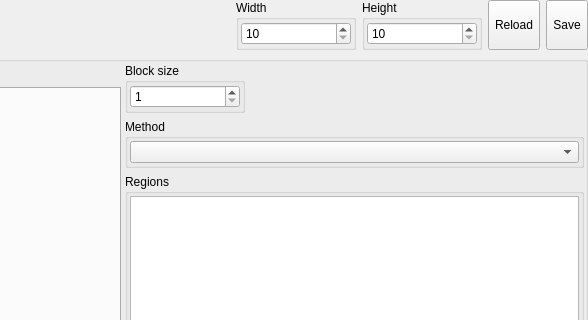
Before: the Qt Designer form xvisualizationwidget.ui in horsicq/XVisualizationWidget, drawn with Qt 5; both pictures show x 331 to 919 and y 0 to 320 of the 919 by 695 pixel window.
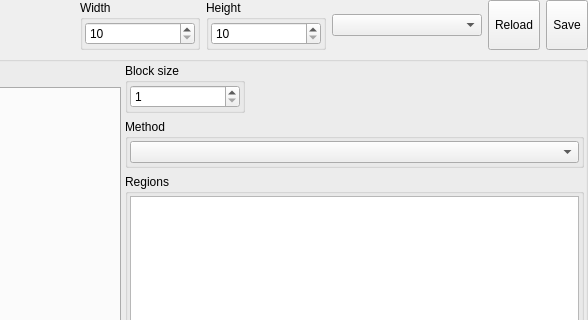
After: the same form once the commit is applied. Custom widgets are drawn as their Qt base class.

Patch:
```diff
--- a/xvisualizationwidget.ui
+++ b/xvisualizationwidget.ui
@@ -148,6 +148,16 @@
        </layout>
       </widget>
      </item>
+     <item>
+      <widget class="XComboBoxEx" name="comboBoxMethods">
+       <property name="minimumSize">
+        <size>
+         <width>150</width>
+         <height>0</height>
+        </size>
+       </property>
+      </widget>
+     </item>
      <item>
       <widget class="QToolButton" name="toolButtonVisualizationReload">
        <property name="sizePolicy">
@@ -427,6 +437,11 @@
    <header>xvisualizationimage.h</header>
    <container>1</container>
   </customwidget>
+  <customwidget>
+   <class>XComboBoxEx</class>
+   <extends>QComboBox</extends>
+   <header>xcomboboxex.h</header>
+  </customwidget>
  </customwidgets>
  <resources/>
  <connections/>
```
Left out of the diff: 2 changed lines with no effect on the pictures.
